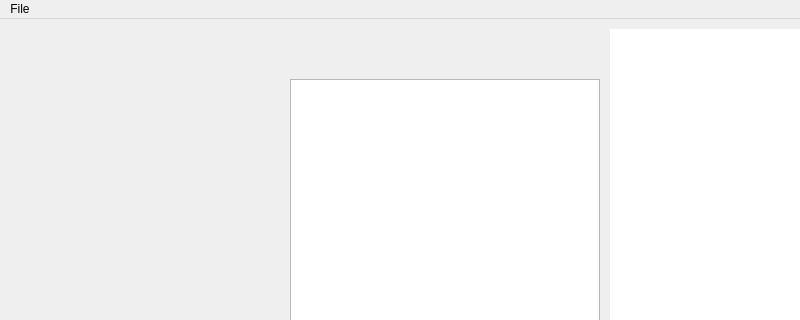
First picture: the form in mainwindow.ui, repository Zqiangqiang/MusicPlayer, before the edit; both pictures show x 0 to 800 and y 0 to 320 of the 800 by 600 pixel window.
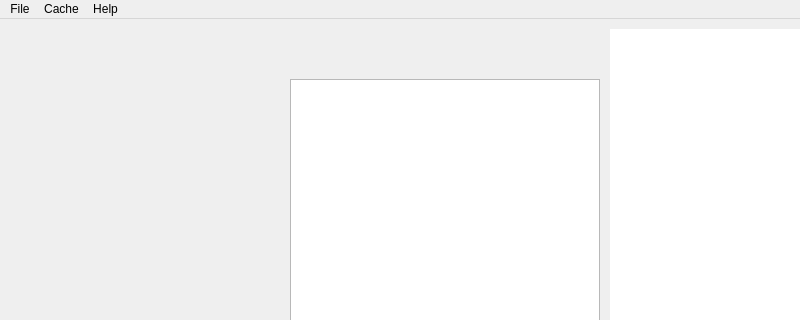
Second picture: the form after the edit.

Commit message: Add menu action

Diff of the .ui file:
```diff
--- a/mainwindow.ui
+++ b/mainwindow.ui
@@ -156,7 +156,21 @@
     <addaction name="actionOpen_file"/>
     <addaction name="actionClose_dir"/>
    </widget>
+   <widget class="QMenu" name="menuCache">
+    <property name="title">
+     <string>Cache</string>
+    </property>
+    <addaction name="actionDelete_Cache_2"/>
+   </widget>
+   <widget class="QMenu" name="menuHelp">
+    <property name="title">
+     <string>Help</string>
+    </property>
+    <addaction name="actionAbout"/>
+   </widget>
    <addaction name="menuFile"/>
+   <addaction name="menuCache"/>
+   <addaction name="menuHelp"/>
   </widget>
   <widget class="QStatusBar" name="statusBar"/>
   <action name="actionopen_Dir">
```
Left out of the diff: 19 changed lines with no effect on the pictures. The commit also changes 1 other file.
